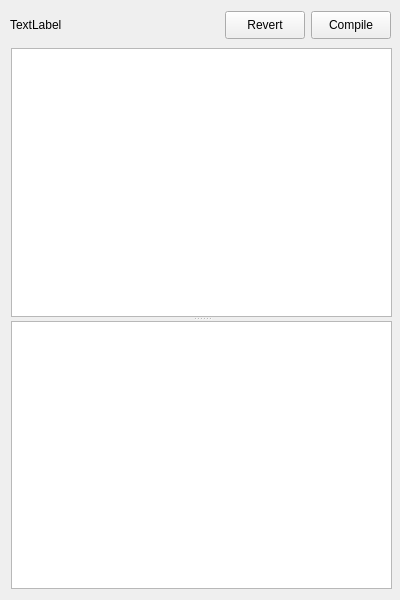
First picture: the form in ShaderEditor/qt/project/gui.ui, repository karajensen/shader-editor, before the edit.
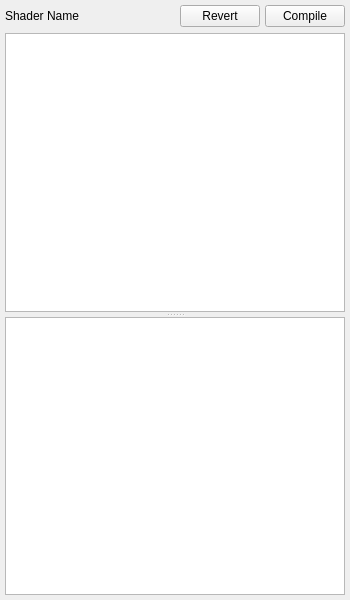
Second picture: the form after the edit.

Commit message: desinging gui windows

```diff
--- a/ShaderEditor/qt/project/gui.ui
+++ b/ShaderEditor/qt/project/gui.ui
@@ -6,7 +6,7 @@
    <rect>
     <x>0</x>
     <y>0</y>
-    <width>400</width>
+    <width>350</width>
     <height>600</height>
    </rect>
   </property>
@@ -18,37 +18,48 @@
   </property>
   <property name="minimumSize">
    <size>
-    <width>400</width>
+    <width>350</width>
     <height>600</height>
    </size>
   </property>
   <property name="windowTitle">
    <string>Shader Editor</string>
   </property>
-  <widget class="QWidget" name="horizontalLayoutWidget">
-   <property name="geometry">
-    <rect>
-     <x>10</x>
-     <y>10</y>
-     <width>381</width>
-     <height>30</height>
-    </rect>
+  <layout class="QVBoxLayout" name="verticalLayout">
+   <property name="leftMargin">
+    <number>5</number>
    </property>
-   <layout class="QHBoxLayout" name="menuHorizontalLayout">
+   <property name="topMargin">
+    <number>5</number>
+   </property>
+   <property name="rightMargin">
+    <number>5</number>
+   </property>
+   <property name="bottomMargin">
+    <number>5</number>
+   </property>
     <item>
-     <widget class="QLabel" name="label">
+    <layout class="QGridLayout" name="gridLayout">
+     <property name="leftMargin">
+      <number>0</number>
+     </property>
+     <property name="spacing">
+      <number>5</number>
+     </property>
+     <item row="0" column="0">
+      <widget class="QLabel" name="ShaderNameLbl">
       <property name="sizePolicy">
-       <sizepolicy hsizetype="MinimumExpanding" vsizetype="MinimumExpanding">
+        <sizepolicy hsizetype="Expanding" vsizetype="Fixed">
         <horstretch>0</horstretch>
         <verstretch>0</verstretch>
        </sizepolicy>
       </property>
       <property name="text">
-       <string>TextLabel</string>
+        <string>Shader Name</string>
       </property>
      </widget>
     </item>
-    <item>
+     <item row="0" column="1">
      <widget class="QPushButton" name="revertBtn">
       <property name="maximumSize">
        <size>
@@ -61,7 +72,7 @@
       </property>
      </widget>
     </item>
-    <item>
+     <item row="0" column="2">
      <widget class="QPushButton" name="compileBtn">
       <property name="maximumSize">
        <size>
@@ -81,16 +92,9 @@
      </widget>
     </item>
    </layout>
-  </widget>
+   </item>
+   <item>
   <widget class="QSplitter" name="splitter">
-   <property name="geometry">
-    <rect>
-     <x>11</x>
-     <y>48</y>
-     <width>381</width>
-     <height>541</height>
-    </rect>
-   </property>
    <property name="sizePolicy">
     <sizepolicy hsizetype="Expanding" vsizetype="Expanding">
      <horstretch>0</horstretch>
@@ -100,6 +104,9 @@
    <property name="orientation">
     <enum>Qt::Vertical</enum>
    </property>
+     <property name="handleWidth">
+      <number>5</number>
+     </property>
    <widget class="QTextEdit" name="shaderTextBox">
     <property name="sizePolicy">
      <sizepolicy hsizetype="Expanding" vsizetype="Expanding">
@@ -107,6 +114,9 @@
       <verstretch>0</verstretch>
      </sizepolicy>
     </property>
+      <property name="lineWrapMode">
+       <enum>QTextEdit::NoWrap</enum>
+      </property>
    </widget>
    <widget class="QTextEdit" name="assemblyTextBox">
     <property name="sizePolicy">
@@ -115,8 +125,13 @@
       <verstretch>0</verstretch>
      </sizepolicy>
     </property>
-   </widget>
-  </widget>
+      <property name="lineWrapMode">
+       <enum>QTextEdit::NoWrap</enum>
+      </property>
+     </widget>
+    </widget>
+   </item>
+  </layout>
  </widget>
  <resources/>
  <connections/>
```
Lines whose indentation alone changed are shown as unchanged. The commit also changes 6 other files.
